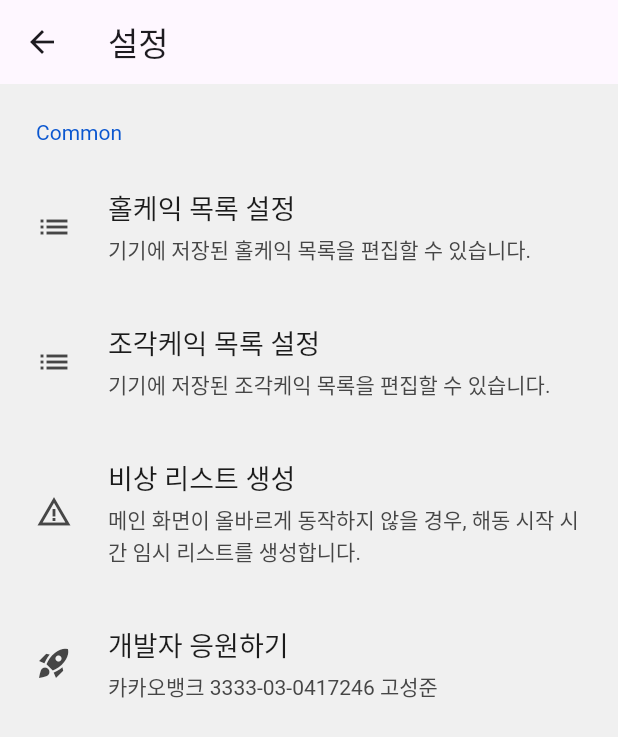
After one commit to akth101/cakeTimer, a Flutter app: the screen it shows after launch, after a tap on the "settings" icon, on a phone screen of 412 x 824 dp. The commit adds this screen. Shown: the top 737 px of the screen. Run offline on Flutter 3.47's test engine with Material 3 defaults, Android fonts, the light colour scheme and no system bars; drawn by our look-alikes of settings_ui; our stand-ins replace assets_audio_player, image_cropper, image_picker, reorderable_grid_view, shared_preferences.

Commit message:
Add: Setting page

```diff
--- a/lib/main.dart
+++ b/lib/main.dart
@@ -6,6 +6,7 @@ import 'wholeCakeElapsing.dart';
 import 'wholeCakeElapsed.dart';
 import 'package:provider/provider.dart';
 import 'package:shared_preferences/shared_preferences.dart';
+import 'settings.dart';
 
 void main() async {
   runApp(
@@ -91,7 +92,6 @@ class CakeDataBase extends ChangeNotifier {
     _elapsingCakes.clear();
     _elapsedCakes.clear();
     _cakes.forEach((key, value) {
-      // print("key: $key");
       String? _isElapseCompleted = key.split(".").last;
       String? _cakeValue = key.split(".").first;
       int? _intCakeValue = int.tryParse(_cakeValue);
@@ -107,10 +107,10 @@ class CakeDataBase extends ChangeNotifier {
       }
     });
 
-    print("elapsing: ");
-    print(_elapsingCakes);
-    print("elapsed: ");
-    print(_elapsedCakes);
+    // print("elapsing: ");
+    // print(_elapsingCakes);
+    // print("elapsed: ");
+    // print(_elapsedCakes);
     notifyListeners();
   }
 
@@ -174,6 +174,22 @@ class _MyAppState extends State<MyApp> {
               onDestinationSelected: _onItemTapped,
               groupAlignment: 0,
               labelType: NavigationRailLabelType.selected,
+
+              leading: GestureDetector(
+                onTap: () {
+                  Navigator.push(
+                    context,
+                    MaterialPageRoute(builder: (context) =>
+                    const settings(),
+                    ),
+                  );
+
+                },
+                child: const Padding(
+                  padding: const EdgeInsets.only(top: 10.0),
+                  child: Icon(Icons.settings),
+                  ),
+              ),
               destinations: const [
                 NavigationRailDestination(
                   icon: Icon(Icons.cake_outlined),
--- /dev/null
+++ b/lib/settings.dart
@@ -0,0 +1,58 @@
+import 'package:flutter/material.dart';
+import 'package:settings_ui/settings_ui.dart';
+import 'package:timer/wholeCakeList.dart';
+
+class settings extends StatefulWidget {
+  const settings({super.key});
+  // const settingUI({Key? key}) : super(key: key);
+
+  @override
+  State<settings> createState() => _settingsState();
+}
+
+class _settingsState extends State<settings> {
+  @override
+  Widget build(BuildContext context) {
+    return Scaffold(
+      appBar: AppBar(
+        title: const Text('설정'),
+      ),
+      body: SettingsList(
+        sections: [
+          SettingsSection(
+            title: Text('Common'),
+            tiles: <SettingsTile>[
+              SettingsTile.navigation(
+                leading: Icon(Icons.list),
+                title: Text('홀케익 목록 설정'),
+                value: Text('기기에 저장된 홀케익 목록을 편집할 수 있습니다.'),
+                onPressed: (BuildContext context) {
+                  Navigator.push(
+                    context,
+                    MaterialPageRoute(builder: (context) => wholeCakeList()),
+                  );
+                },
+              ),
+              SettingsTile(
+                leading: Icon(Icons.list),
+                title: Text("조각케익 목록 설정"),
+                value: Text('기기에 저장된 조각케익 목록을 편집할 수 있습니다.'),
+                ),
+              SettingsTile(
+                leading: Icon(Icons.warning_amber),
+                title: Text("비상 리스트 생성"),
+                value: Text("메인 화면이 올바르게 동작하지 않을 경우, 해동 시작 시간 임시 리스트를 생성합니다."),
+                ),
+              SettingsTile.navigation(
+                leading: Icon(Icons.rocket_launch_sharp),
+                title: Text('개발자 응원하기'),
+                value: Text('카카오뱅크 3333-03-0417246 고성준'),
+              ),
+
+            ],
+          ),
+        ],
+      ),
+    );
+  }
+}
```
Also changed, not shown: lib/settingUI.dart (deleted, +0 -42 lines), lib/wholeCakeList.dart (added, +64 -0 lines), lib/pieceCakeList.dart (added).
